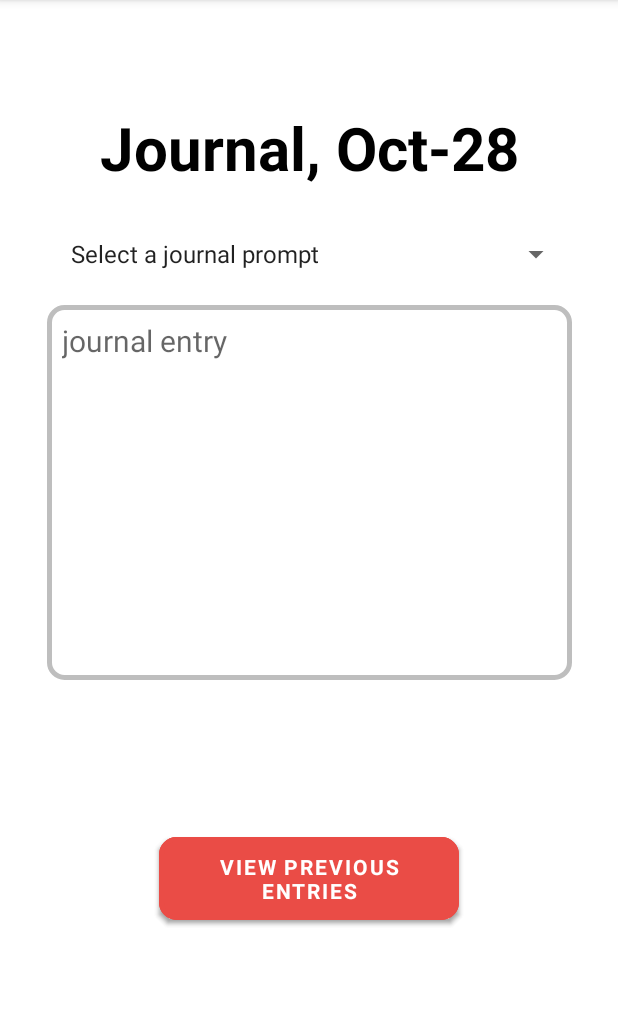
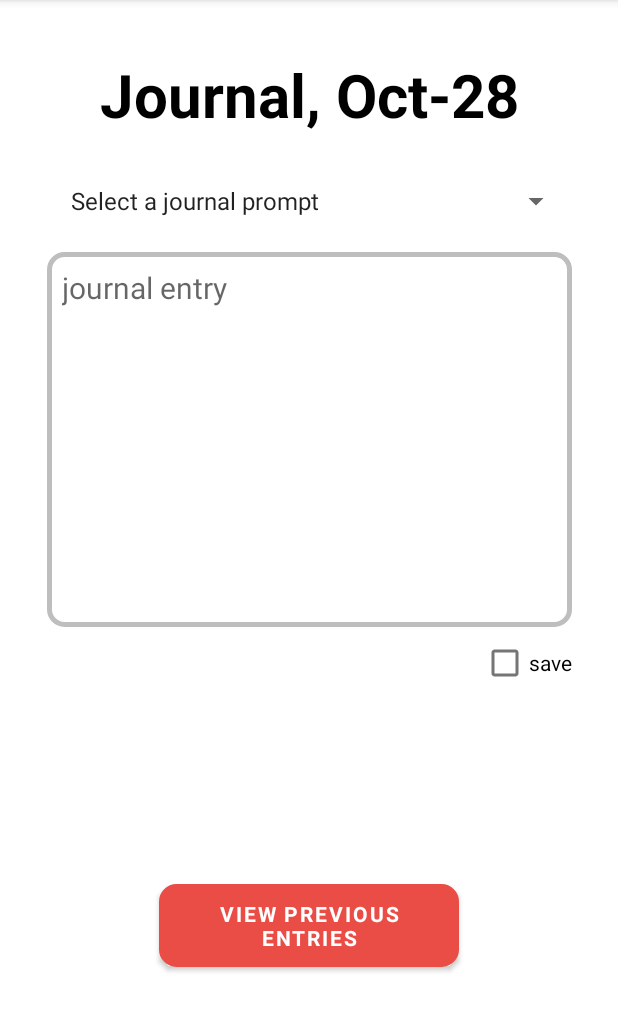
Before and after one commit to tirilab/amiasdc, an Android app: the InputJournalActivity screen opened directly, with no data from a screen before it, on a phone screen of 412 x 824 dp, the part 84-1116 px from its top. Run offline under Robolectric (Android 15) with nearby library versions, the phone set to English and light mode, and no system bars.

Commit message:
finishing touches

```diff
--- a/MAMIA/app/src/main/java/com/example/mamia/InputRecommendationsActivity.java
+++ b/MAMIA/app/src/main/java/com/example/mamia/InputRecommendationsActivity.java
@@ -70,6 +70,8 @@ public class InputRecommendationsActivity extends AppCompatActivity {
 
     public void initList() {
         items = new String[]{
+                "Trimester 1",
+                "New mother",
                 "CDC daily nutrition guidelines",
                 "foods to avoid during pregnancy",
                 "WHO guideline exercises",
--- a/MAMIA/app/src/main/res/layout/activity_input_journal.xml
+++ b/MAMIA/app/src/main/res/layout/activity_input_journal.xml
@@ -21,7 +21,7 @@
             android:gravity="center_horizontal"
             android:textSize="40sp"
             app:layout_constraintHorizontal_bias="0.5"
-            app:layout_constraintVertical_bias="0.1"/>
+            app:layout_constraintVertical_bias="0.05"/>
 
     <Spinner
             android:layout_width="350dp"
@@ -46,9 +46,7 @@
             app:layout_constraintRight_toRightOf="parent"
             android:layout_marginTop="10dp"
             android:layout_marginRight="20dp"
-            android:layout_marginEnd="20dp"
             android:layout_marginLeft="20dp"
-            android:layout_marginStart="20dp"
             android:layout_height="250dp"
             android:padding="10dp"
             android:id="@+id/journal_entry"
@@ -60,15 +58,23 @@
             android:textColor="@color/black"
             android:textSize="20sp"/>
 
+    <CheckBox
+            android:text="@string/save"
+            android:layout_width="wrap_content"
+            android:layout_height="wrap_content"
+            android:id="@+id/checkBox"
+            app:layout_constraintTop_toBottomOf="@+id/journal_entry"
+            app:layout_constraintEnd_toEndOf="@+id/journal_entry"/>
+
     <Button
             android:layout_width="200dp"
             android:layout_height="wrap_content"
-            app:layout_constraintTop_toBottomOf="@+id/journal_entry"
+            app:layout_constraintTop_toBottomOf="@+id/checkBox"
             app:layout_constraintStart_toStartOf="parent"
             app:layout_constraintEnd_toEndOf="parent"
             app:layout_constraintBottom_toBottomOf="parent"
             android:gravity="center"
-            android:layout_marginBottom="50dp"
+            android:layout_marginBottom="0dp"
             android:id="@+id/button4"
             android:background="@drawable/border"
             android:text="@string/view_previous_entries"
@@ -77,25 +83,5 @@
             app:backgroundTint="@color/red_1"
             tools:ignore="UsingOnClickInXml"/>
 
-    <Button
-            android:layout_width="200dp"
-            android:layout_height="wrap_content"
-            app:layout_constraintTop_toBottomOf="@+id/journal_entry"
-            app:layout_constraintStart_toStartOf="parent"
-            app:layout_constraintEnd_toEndOf="parent"
-            app:layout_constraintBottom_toBottomOf="parent"
-            android:gravity="center"
-            android:layout_marginBottom="50dp"
-            android:id="@+id/button5"
-            android:background="@drawable/border"
-            android:text="@string/view_previous_entries"
-            android:fontFamily="sans-serif"
-            android:textStyle="bold"
-            app:backgroundTint="@color/red_1"
-            tools:ignore="UsingOnClickInXml"/>
-
-
-
-
 
 </androidx.constraintlayout.widget.ConstraintLayout>
--- a/MAMIA/app/src/main/res/layout/activity_input_recommendations.xml
+++ b/MAMIA/app/src/main/res/layout/activity_input_recommendations.xml
@@ -22,7 +22,7 @@
             android:gravity="center_horizontal"
             android:textSize="40sp"
             app:layout_constraintHorizontal_bias="0.5"
-            app:layout_constraintVertical_bias="0.1"/>
+            app:layout_constraintVertical_bias="0.05"/>
 
     <LinearLayout
             android:orientation="vertical"
@@ -31,6 +31,7 @@
             app:layout_constraintLeft_toLeftOf="parent"
             app:layout_constraintRight_toRightOf="parent"
             app:layout_constraintTop_toBottomOf="@+id/recommendations_title"
+            android:layout_marginTop="20dp"
             android:gravity="center_horizontal"
             >
 
--- a/MAMIA/app/src/main/res/layout/activity_intro1.xml
+++ b/MAMIA/app/src/main/res/layout/activity_intro1.xml
@@ -14,7 +14,7 @@
             app:layout_constraintLeft_toLeftOf="parent"
             app:layout_constraintRight_toRightOf="parent"
             app:layout_constraintTop_toTopOf="parent"
-            app:layout_constraintVertical_bias="0.4"
+            app:layout_constraintVertical_bias="0.3"
             android:gravity="center_horizontal"
             android:id="@+id/intro1_text"
             android:text="@string/allow_us_to_access_your_fitbit_data"
--- a/MAMIA/app/src/main/res/layout/activity_intro2.xml
+++ b/MAMIA/app/src/main/res/layout/activity_intro2.xml
@@ -22,7 +22,7 @@
             android:gravity="center_horizontal"
             android:textSize="30sp"
             app:layout_constraintHorizontal_bias="0.5"
-            app:layout_constraintVertical_bias="0.4"/>
+            app:layout_constraintVertical_bias="0.3"/>
 
     <Button
             android:layout_width="80dp"
--- a/MAMIA/app/src/main/res/layout/activity_intro4.xml
+++ b/MAMIA/app/src/main/res/layout/activity_intro4.xml
@@ -22,7 +22,7 @@
             android:gravity="center_horizontal"
             android:textSize="26sp"
             app:layout_constraintHorizontal_bias="0.5"
-            app:layout_constraintVertical_bias="0.12"/>
+            app:layout_constraintVertical_bias="0.1"/>
 
     <CalendarView
             android:layout_width="wrap_content"
--- a/MAMIA/app/src/main/res/layout/activity_main.xml
+++ b/MAMIA/app/src/main/res/layout/activity_main.xml
@@ -15,7 +15,7 @@
             app:layout_constraintLeft_toLeftOf="parent"
             app:layout_constraintRight_toRightOf="parent"
             app:layout_constraintTop_toTopOf="parent"
-            app:layout_constraintVertical_bias="0.2"
+            app:layout_constraintVertical_bias="0.1"
             android:gravity="center_horizontal"
             android:id="@+id/mamia"
             android:text="@string/mamia"
--- a/MAMIA/app/src/main/res/values/strings.xml
+++ b/MAMIA/app/src/main/res/values/strings.xml
@@ -28,10 +28,13 @@
     <string name="what_did_you_eat_today">What did you eat today?</string>
     <string name="title">Title</string>
     <string name="description">Description</string>
-    <string name="finally_what_is_your_name">Finally, what is your name?</string>
+    <string name="what_is_your_name">What is your name?</string>
     <string name="name">Name</string>
     <string name="first_name">first name</string>
     <string name="search_for_recommendations">search for recommendations</string>
+    <string name="auto_save">auto-save</string>
+    <string name="fitbit_entry">Fitbit Entry</string>
+    <string name="save">save</string>
     <string-array name="ageArray">
         <item>Select your age group</item>
         <item>0-9</item>
```
Also changed, not shown: MAMIA/app/src/main/res/layout/activity_input_fitbit.xml (+30 -1 lines), MAMIA/app/src/main/res/layout/activity_intro3.xml (+6 -3 lines), MAMIA/app/src/main/res/layout/activity_intro5.xml (+4 -4 lines), MAMIA/app/src/main/res/drawable/fitbit.png (added).
